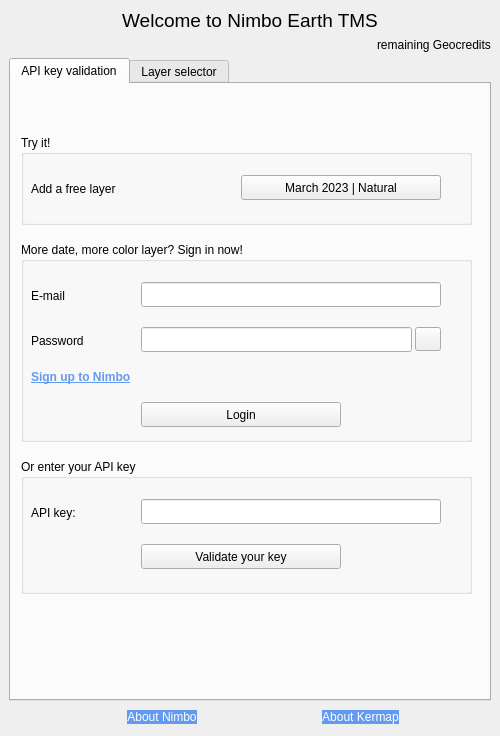
kermap-bzh/plugin-QGis-Nimbo-Earth, file nimbo_earth_dockwidget_base.ui: the form before one commit.
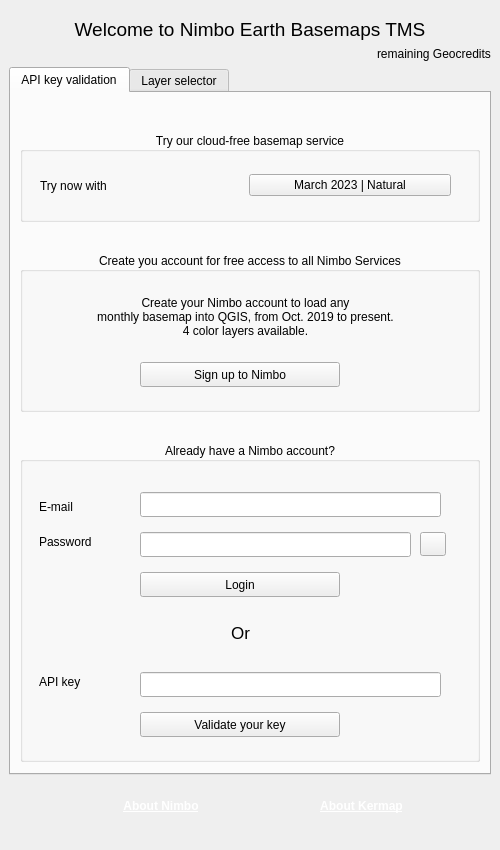
The form after the commit. Icons and pictures are not drawn.

Diff of the .ui file:
```diff
--- a/nimbo_earth_dockwidget_base.ui
+++ b/nimbo_earth_dockwidget_base.ui
@@ -7,7 +7,7 @@
     <x>0</x>
     <y>0</y>
     <width>500</width>
-    <height>736</height>
+    <height>850</height>
    </rect>
   </property>
   <property name="sizePolicy">
@@ -19,20 +19,166 @@
   <property name="minimumSize">
    <size>
     <width>500</width>
-    <height>425</height>
+    <height>850</height>
    </size>
   </property>
   <property name="maximumSize">
    <size>
-    <width>960</width>
-    <height>816</height>
+    <width>500</width>
+    <height>850</height>
    </size>
   </property>
+  <property name="styleSheet">
+   <string notr="true"/>
+  </property>
   <property name="windowTitle">
    <string/>
   </property>
   <widget class="QWidget" name="dockWidgetContents">
+   <property name="maximumSize">
+    <size>
+     <width>500</width>
+     <height>831</height>
+    </size>
+   </property>
    <layout class="QGridLayout" name="gridLayout">
+    <item row="1" column="0">
+     <layout class="QHBoxLayout" name="horizontalLayout_kn">
+      <item>
+       <spacer name="horizontalSpacer">
+        <property name="orientation">
+         <enum>Qt::Horizontal</enum>
+        </property>
+        <property name="sizeHint" stdset="0">
+         <size>
+          <width>30</width>
+          <height>50</height>
+         </size>
+        </property>
+       </spacer>
+      </item>
+      <item>
+       <widget class="QLabel" name="nimbo_icon_label">
+        <property name="sizePolicy">
+         <sizepolicy hsizetype="Preferred" vsizetype="Preferred">
+          <horstretch>0</horstretch>
+          <verstretch>0</verstretch>
+         </sizepolicy>
+        </property>
+        <property name="minimumSize">
+         <size>
+          <width>20</width>
+          <height>20</height>
+         </size>
+        </property>
+        <property name="maximumSize">
+         <size>
+          <width>50</width>
+          <height>45</height>
+         </size>
+        </property>
+        <property name="text">
+         <string/>
+        </property>
+        <property name="pixmap">
+         <pixmap>icon.png</pixmap>
+        </property>
+        <property name="scaledContents">
+         <bool>true</bool>
+        </property>
+       </widget>
+      </item>
+      <item>
+       <widget class="QLabel" name="nimbo_label">
+        <property name="cursor">
+         <cursorShape>PointingHandCursor</cursorShape>
+        </property>
+        <property name="text">
+         <string>&lt;html&gt;&lt;head/&gt;&lt;body&gt;&lt;p&gt;&lt;a href=&quot;https://nimbo.earth/discover&quot;&gt;&lt;span style=&quot; font-weight:600; text-decoration: underline; color:#ffffff;&quot;&gt;About Nimbo&lt;/span&gt;&lt;/a&gt;&lt;/p&gt;&lt;/body&gt;&lt;/html&gt;</string>
+        </property>
+        <property name="textFormat">
+         <enum>Qt::RichText</enum>
+        </property>
+        <property name="alignment">
+         <set>Qt::AlignCenter</set>
+        </property>
+        <property name="openExternalLinks">
+         <bool>true</bool>
+        </property>
+       </widget>
+      </item>
+      <item>
+       <spacer name="horizontalSpacer_2">
+        <property name="orientation">
+         <enum>Qt::Horizontal</enum>
+        </property>
+        <property name="sizeHint" stdset="0">
+         <size>
+          <width>30</width>
+          <height>50</height>
+         </size>
+        </property>
+       </spacer>
+      </item>
+      <item>
+       <widget class="QLabel" name="kermap_icon_label">
+        <property name="minimumSize">
+         <size>
+          <width>20</width>
+          <height>20</height>
+         </size>
+        </property>
+        <property name="maximumSize">
+         <size>
+          <width>40</width>
+          <height>40</height>
+         </size>
+        </property>
+        <property name="text">
+         <string/>
+        </property>
+        <property name="pixmap">
+         <pixmap>kermapLogo.png</pixmap>
+        </property>
+        <property name="scaledContents">
+         <bool>true</bool>
+        </property>
+       </widget>
+      </item>
+      <item>
+       <widget class="QLabel" name="kermap_label">
+        <property name="cursor">
+         <cursorShape>PointingHandCursor</cursorShape>
+        </property>
+        <property name="text">
+         <string>&lt;html&gt;&lt;head/&gt;&lt;body&gt;&lt;p&gt;&lt;a href=&quot;https://kermap.com/a-propos/&quot;&gt;&lt;span style=&quot; font-weight:600; color:#ffffff;&quot;&gt;About Kermap&lt;/span&gt;&lt;/a&gt;&lt;/p&gt;&lt;/body&gt;&lt;/html&gt;</string>
+        </property>
+        <property name="textFormat">
+         <enum>Qt::RichText</enum>
+        </property>
+        <property name="alignment">
+         <set>Qt::AlignCenter</set>
+        </property>
+        <property name="openExternalLinks">
+         <bool>true</bool>
+        </property>
+       </widget>
+      </item>
+      <item>
+       <spacer name="horizontalSpacer_3">
+        <property name="orientation">
+         <enum>Qt::Horizontal</enum>
+        </property>
+        <property name="sizeHint" stdset="0">
+         <size>
+          <width>40</width>
+          <height>50</height>
+         </size>
+        </property>
+       </spacer>
+      </item>
+     </layout>
+    </item>
     <item row="0" column="0">
      <layout class="QVBoxLayout" name="verticalLayout">
       <item>
@@ -45,7 +191,7 @@
            </font>
           </property>
           <property name="text">
-           <string>Welcome to Nimbo Earth TMS</string>
+           <string>Welcome to Nimbo Earth Basemaps TMS</string>
           </property>
           <property name="alignment">
            <set>Qt::AlignCenter</set>
@@ -95,6 +241,12 @@
         <property name="enabled">
          <bool>true</bool>
         </property>
+        <property name="maximumSize">
+         <size>
+          <width>16777215</width>
+          <height>728</height>
+         </size>
+        </property>
         <property name="currentIndex">
          <number>0</number>
         </property>
@@ -108,17 +260,19 @@
          <attribute name="title">
           <string>API key validation</string>
          </attribute>
-         <widget class="QWidget" name="verticalLayoutWidget_2">
-          <property name="geometry">
-           <rect>
-            <x>10</x>
-            <y>40</y>
-            <width>451</width>
-            <height>484</height>
-           </rect>
-          </property>
-          <layout class="QVBoxLayout" name="key_tab_vLayout" stretch="0,0,0">
+         <layout class="QVBoxLayout" name="verticalLayout_2">
            <item>
+           <layout class="QGridLayout" name="gridLayout_2">
+            <property name="topMargin">
+             <number>30</number>
+            </property>
+            <property name="bottomMargin">
+             <number>20</number>
+            </property>
+            <property name="verticalSpacing">
+             <number>30</number>
+            </property>
+            <item row="0" column="0">
             <widget class="QGroupBox" name="groupBox_3">
              <property name="minimumSize">
               <size>
@@ -133,60 +287,126 @@
               </size>
              </property>
              <property name="title">
-              <string>Try it!</string>
-             </property>
+               <string>Try our cloud-free basemap service</string>
+              </property>
+              <property name="alignment">
+               <set>Qt::AlignCenter</set>
+              </property>
+              <widget class="QWidget" name="layoutWidget">
+               <property name="geometry">
+                <rect>
+                 <x>20</x>
+                 <y>40</y>
+                 <width>411</width>
+                 <height>27</height>
+                </rect>
+               </property>
+               <layout class="QHBoxLayout" name="horizontalLayout_6">
+                <item>
+                 <widget class="QLabel" name="key_label">
+                  <property name="text">
+                   <string>Try now with</string>
+                  </property>
+                 </widget>
+                </item>
+                <item>
              <widget class="QPushButton" name="free_pButton">
-              <property name="geometry">
-               <rect>
-                <x>220</x>
-                <y>40</y>
-                <width>200</width>
-                <height>25</height>
-               </rect>
+                  <property name="cursor">
+                   <cursorShape>PointingHandCursor</cursorShape>
               </property>
               <property name="text">
                <string>March 2023 | Natural</string>
               </property>
              </widget>
-             <widget class="QLabel" name="key_label">
+                </item>
+               </layout>
+              </widget>
+             </widget>
+            </item>
+            <item row="1" column="0">
+             <widget class="QGroupBox" name="groupBox_5">
+              <property name="minimumSize">
+               <size>
+                <width>0</width>
+                <height>160</height>
+               </size>
+              </property>
+              <property name="maximumSize">
+               <size>
+                <width>16777215</width>
+                <height>160</height>
+               </size>
+              </property>
+              <property name="title">
+               <string>Create you account for free access to all Nimbo Services</string>
+              </property>
+              <property name="alignment">
+               <set>Qt::AlignCenter</set>
+              </property>
+              <widget class="QLabel" name="key_label_2">
               <property name="geometry">
                <rect>
                 <x>10</x>
-                <y>45</y>
-                <width>151</width>
-                <height>17</height>
+                 <y>40</y>
+                 <width>431</width>
+                 <height>51</height>
                </rect>
               </property>
               <property name="text">
-               <string>Add a free layer</string>
+                <string>&lt;html&gt;&lt;head/&gt;&lt;body&gt;&lt;p&gt;&lt;span&gt;Create your Nimbo account to load any &lt;br&gt;monthly basemap into QGIS, from Oct. 2019 to present. &lt;br&gt;4 color layers available.&lt;/span&gt;&lt;/p&gt;&lt;/body&gt;&lt;/html&gt;</string>
+               </property>
+               <property name="alignment">
+                <set>Qt::AlignCenter</set>
+               </property>
+              </widget>
+              <widget class="QPushButton" name="subscribe_pButton">
+               <property name="geometry">
+                <rect>
+                 <x>120</x>
+                 <y>110</y>
+                 <width>200</width>
+                 <height>25</height>
+                </rect>
+               </property>
+               <property name="cursor">
+                <cursorShape>PointingHandCursor</cursorShape>
+               </property>
+               <property name="text">
+                <string>Sign up to Nimbo</string>
               </property>
              </widget>
             </widget>
            </item>
-           <item>
+            <item row="2" column="0">
             <widget class="QGroupBox" name="groupBox">
              <property name="minimumSize">
               <size>
                <width>0</width>
-               <height>200</height>
+                <height>320</height>
               </size>
              </property>
              <property name="maximumSize">
               <size>
                <width>16777215</width>
-               <height>200</height>
+                <height>330</height>
               </size>
              </property>
              <property name="title">
-              <string>More date, more color layer? Sign in now!</string>
+               <string>Already have a Nimbo account?</string>
+              </property>
+              <property name="alignment">
+               <set>Qt::AlignCenter</set>
+              </property>
+              <property name="flat">
+               <bool>false</bool>
              </property>
              <widget class="QLabel" name="email_label">
               <property name="geometry">
                <rect>
-                <x>10</x>
-                <y>45</y>
-                <width>110</width>
-                <height>17</height>
+                 <x>19</x>
+                 <y>55</y>
+                 <width>101</width>
+                 <height>20</height>
                </rect>
               </property>
               <property name="text">
@@ -196,10 +416,10 @@
              <widget class="QLabel" name="password_label">
               <property name="geometry">
                <rect>
-                <x>10</x>
+                 <x>19</x>
                 <y>90</y>
-                <width>110</width>
-                <height>17</height>
+                 <width>101</width>
+                 <height>20</height>
                </rect>
               </property>
               <property name="text">
@@ -210,8 +430,8 @@
               <property name="geometry">
                <rect>
                 <x>120</x>
-                <y>40</y>
-                <width>300</width>
+                 <y>50</y>
+                 <width>301</width>
                 <height>25</height>
                </rect>
               </property>
@@ -223,7 +443,7 @@
               <property name="geometry">
                <rect>
                 <x>120</x>
-                <y>85</y>
+                 <y>90</y>
                 <width>271</width>
                 <height>25</height>
                </rect>
@@ -236,7 +456,7 @@
               <property name="geometry">
                <rect>
                 <x>120</x>
-                <y>160</y>
+                 <y>130</y>
                 <width>200</width>
                 <height>25</height>
                </rect>
@@ -254,8 +474,8 @@
              <widget class="QPushButton" name="eye_pButton">
               <property name="geometry">
                <rect>
-                <x>394</x>
-                <y>85</y>
+                 <x>400</x>
+                 <y>90</y>
                 <width>26</width>
                 <height>24</height>
                </rect>
@@ -264,61 +484,12 @@
                <string/>
               </property>
              </widget>
-             <widget class="QLabel" name="signup_label">
-              <property name="geometry">
-               <rect>
-                <x>10</x>
-                <y>125</y>
-                <width>300</width>
-                <height>20</height>
-               </rect>
-              </property>
-              <property name="sizePolicy">
-               <sizepolicy hsizetype="Preferred" vsizetype="Fixed">
-                <horstretch>0</horstretch>
-                <verstretch>0</verstretch>
-               </sizepolicy>
-              </property>
-              <property name="font">
-               <font>
-                <underline>false</underline>
-               </font>
-              </property>
-              <property name="cursor">
-               <cursorShape>PointingHandCursor</cursorShape>
-              </property>
-              <property name="text">
-               <string>&lt;a style=&quot;color: #629af0;font-weight:bold;text-transform: uppercase;&quot; href=&quot;https://maps.nimbo.earth/freeregister&quot;&gt;Sign up to Nimbo&lt;/a&gt;</string>
-              </property>
-              <property name="openExternalLinks">
-               <bool>true</bool>
-              </property>
-             </widget>
-            </widget>
-           </item>
-           <item>
-            <widget class="QGroupBox" name="groupBox_3">
-             <property name="minimumSize">
-              <size>
-               <width>0</width>
-               <height>135</height>
-              </size>
-             </property>
-             <property name="maximumSize">
-              <size>
-               <width>16777215</width>
-               <height>135</height>
-              </size>
-             </property>
-             <property name="title">
-              <string>Or enter your API key</string>
-             </property>
              <widget class="QLineEdit" name="key_input_lineEdit">
               <property name="geometry">
                <rect>
                 <x>120</x>
-                <y>40</y>
-                <width>300</width>
+                 <y>230</y>
+                 <width>301</width>
                 <height>25</height>
                </rect>
               </property>
@@ -327,7 +498,7 @@
               <property name="geometry">
                <rect>
                 <x>120</x>
-                <y>85</y>
+                 <y>270</y>
                 <width>200</width>
                 <height>25</height>
                </rect>
@@ -336,23 +507,48 @@
                <string>Validate your key</string>
               </property>
              </widget>
-             <widget class="QLabel" name="key_label">
+              <widget class="QLabel" name="key_label_3">
               <property name="geometry">
                <rect>
-                <x>10</x>
-                <y>45</y>
-                <width>110</width>
-                <height>17</height>
+                 <x>19</x>
+                 <y>230</y>
+                 <width>101</width>
+                 <height>20</height>
                </rect>
               </property>
               <property name="text">
-               <string>API key:</string>
-              </property>
-             </widget>
-            </widget>
-           </item>
-          </layout>
-         </widget>
+                <string>API key</string>
+               </property>
+              </widget>
+              <widget class="QLabel" name="key_label_4">
+               <property name="geometry">
+                <rect>
+                 <x>120</x>
+                 <y>170</y>
+                 <width>201</width>
+                 <height>41</height>
+                </rect>
+               </property>
+               <property name="font">
+                <font>
+                 <pointsize>13</pointsize>
+                </font>
+               </property>
+               <property name="text">
+                <string>Or</string>
+               </property>
+               <property name="scaledContents">
+                <bool>false</bool>
+               </property>
+               <property name="alignment">
+                <set>Qt::AlignCenter</set>
+               </property>
+              </widget>
+             </widget>
+            </item>
+           </layout>
+          </item>
+         </layout>
         </widget>
         <widget class="QWidget" name="tms_tab">
          <attribute name="title">
@@ -578,137 +774,6 @@
       </item>
      </layout>
     </item>
-    <item row="1" column="0">
-     <layout class="QHBoxLayout" name="horizontalLayout_kn">
-      <item>
-       <spacer name="horizontalSpacer">
-        <property name="orientation">
-         <enum>Qt::Horizontal</enum>
-        </property>
-        <property name="sizeHint" stdset="0">
-         <size>
-          <width>30</width>
-          <height>20</height>
-         </size>
-        </property>
-       </spacer>
-      </item>
-      <item>
-       <widget class="QLabel" name="nimbo_icon_label">
-        <property name="sizePolicy">
-         <sizepolicy hsizetype="Preferred" vsizetype="Preferred">
-          <horstretch>0</horstretch>
-          <verstretch>0</verstretch>
-         </sizepolicy>
-        </property>
-        <property name="minimumSize">
-         <size>
-          <width>20</width>
-          <height>20</height>
-         </size>
-        </property>
-        <property name="maximumSize">
-         <size>
-          <width>50</width>
-          <height>45</height>
-         </size>
-        </property>
-        <property name="text">
-         <string/>
-        </property>
-        <property name="pixmap">
-         <pixmap>icon.png</pixmap>
-        </property>
-        <property name="scaledContents">
-         <bool>true</bool>
-        </property>
-       </widget>
-      </item>
-      <item>
-       <widget class="QLabel" name="nimbo_label">
-        <property name="cursor">
-         <cursorShape>PointingHandCursor</cursorShape>
-        </property>
-        <property name="text">
-         <string>&lt;a style=&quot;background-color: #629af0;color: white;padding: 1em 1.5em;position: relative;text-decoration: none;text-transform: uppercase;&quot;  href=&quot;https://nimbo.earth/discover&quot;&gt;About Nimbo&lt;/a&gt;</string>
-        </property>
-        <property name="alignment">
-         <set>Qt::AlignCenter</set>
-        </property>
-        <property name="openExternalLinks">
-         <bool>true</bool>
-        </property>
-       </widget>
-      </item>
-      <item>
-       <spacer name="horizontalSpacer_2">
-        <property name="orientation">
-         <enum>Qt::Horizontal</enum>
-        </property>
-        <property name="sizeHint" stdset="0">
-         <size>
-          <width>30</width>
-          <height>20</height>
-         </size>
-        </property>
-       </spacer>
-      </item>
-      <item>
-       <widget class="QLabel" name="kermap_icon_label">
-        <property name="minimumSize">
-         <size>
-          <width>20</width>
-          <height>20</height>
-         </size>
-        </property>
-        <property name="maximumSize">
-         <size>
-          <width>40</width>
-          <height>49</height>
-         </size>
-        </property>
-        <property name="text">
-         <string/>
-        </property>
-        <property name="pixmap">
-         <pixmap>logoKERMAP.png</pixmap>
-        </property>
-        <property name="scaledContents">
-         <bool>true</bool>
-        </property>
-       </widget>
-      </item>
-      <item>
-       <widget class="QLabel" name="kermap_label">
-        <property name="cursor">
-         <cursorShape>PointingHandCursor</cursorShape>
-        </property>
-        <property name="text">
-         <string>&lt;a style=&quot;background-color: #629af0;color: white;padding: 1em 1.5em;position: relative;text-decoration: none;text-transform: uppercase;&quot;  href=&quot;https://kermap.com/a-propos/&quot;&gt;About Kermap&lt;/a&gt;</string>
-        </property>
-        <property name="alignment">
-         <set>Qt::AlignCenter</set>
-        </property>
-        <property name="openExternalLinks">
-         <bool>true</bool>
-        </property>
-       </widget>
-      </item>
-      <item>
-       <spacer name="horizontalSpacer_3">
-        <property name="orientation">
-         <enum>Qt::Horizontal</enum>
-        </property>
-        <property name="sizeHint" stdset="0">
-         <size>
-          <width>40</width>
-          <height>20</height>
-         </size>
-        </property>
-       </spacer>
-      </item>
-     </layout>
-    </item>
    </layout>
   </widget>
  </widget>
```
Left out of the diff: 9 changed lines with no effect on the pictures. Lines whose indentation alone changed are shown as unchanged.
